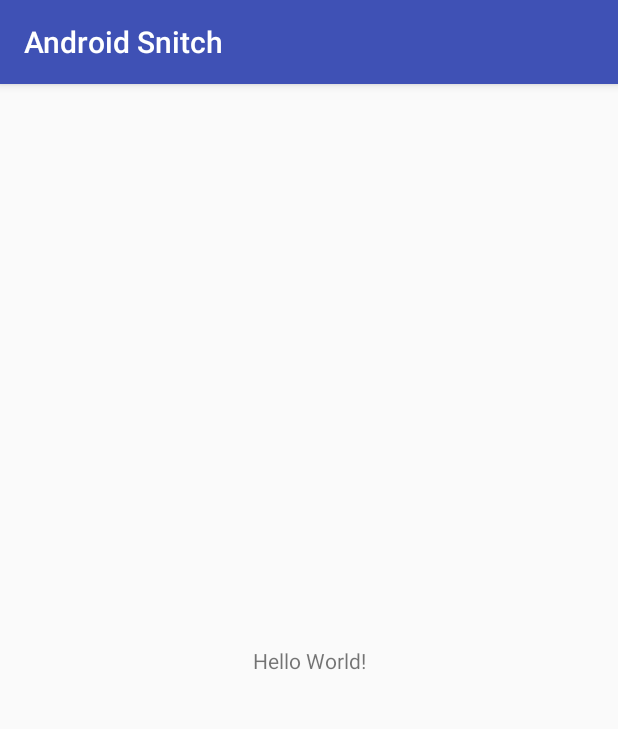
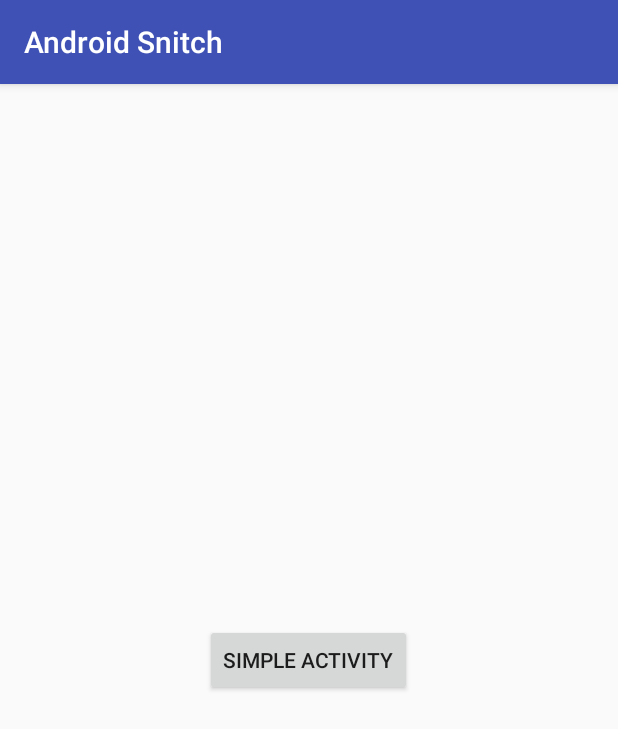
Before and after one commit to benjaminplee/android-snitch, an Android app: the screen it shows after launch (SimpleActivity before the commit, MainActivity after it), on a phone screen of 412 x 824 dp. Shown: the top 729 px of the screen. Run offline under Robolectric (Android 15) with nearby library versions, the phone set to English and light mode, and no system bars.

Commit message:
basic snitch working

```diff
--- a/app/src/main/AndroidManifest.xml
+++ b/app/src/main/AndroidManifest.xml
@@ -9,13 +9,15 @@
         android:roundIcon="@mipmap/ic_launcher_round"
         android:supportsRtl="true"
         android:theme="@style/AppTheme">
-        <activity android:name=".SimpleActivity">
+        <activity android:name=".MainActivity">
             <intent-filter>
                 <action android:name="android.intent.action.MAIN"/>
 
                 <category android:name="android.intent.category.LAUNCHER"/>
             </intent-filter>
         </activity>
+        <activity android:name=".SimpleActivity">
+        </activity>
     </application>
 
 </manifest>
--- /dev/null
+++ b/app/src/main/java/com/yardspoon/androidsnitch/MainActivity.java
@@ -0,0 +1,20 @@
+package com.yardspoon.androidsnitch;
+
+import android.content.Intent;
+import android.os.Bundle;
+import android.view.View;
+
+public class MainActivity extends SnitchAppCompatActivity {
+
+    @Override
+    protected void onCreate(Bundle savedInstanceState) {
+        super.onCreate(savedInstanceState);
+        setContentView(R.layout.activity_main);
+
+        findViewById(R.id.launch_simple_activity).setOnClickListener(new View.OnClickListener() {
+            @Override public void onClick(View v) {
+                startActivity(new Intent(MainActivity.this, SimpleActivity.class));
+            }
+        });
+    }
+}
--- a/app/src/main/java/com/yardspoon/androidsnitch/SnitchAppCompatActivity.java
+++ b/app/src/main/java/com/yardspoon/androidsnitch/SnitchAppCompatActivity.java
@@ -1,6 +1,5 @@
 package com.yardspoon.androidsnitch;
 
-import android.content.Context;
 import android.content.Intent;
 import android.content.res.Configuration;
 import android.content.res.Resources;
@@ -12,7 +11,7 @@ import android.support.annotation.Nullable;
 import android.support.annotation.StyleRes;
 import android.support.v4.app.Fragment;
 import android.support.v7.app.AppCompatActivity;
-import android.util.AttributeSet;
+import android.util.Log;
 import android.view.Menu;
 import android.view.View;
 import android.view.ViewGroup;
@@ -20,185 +19,242 @@ import android.view.WindowManager;
 
 
 public class SnitchAppCompatActivity extends AppCompatActivity {
+
+    private static String TAG = "SNITCH";
+
+    private void logMajor(String message) {
+        Log.i(TAG, this.toString() + " - " + message);
+    }
+
+    private void logMinor(String message) {
+        Log.d(TAG, this.toString() + " - " + message);
+    }
+
+    public SnitchAppCompatActivity() {
+        super();
+        logMajor("SnitchAppCompatActivity()");
+    }
+
     @Override protected void onCreate(@Nullable Bundle savedInstanceState) {
+        logMajor("onCreate - [savedInstanceState] ");
         super.onCreate(savedInstanceState);
     }
 
-    @Override public void onCreate(
-            @Nullable Bundle savedInstanceState, @Nullable PersistableBundle persistentState) {
+    @Override public void onCreate(@Nullable Bundle savedInstanceState, @Nullable PersistableBundle persistentState) {
+        logMajor("onCreate - [savedInstanceState, persistentState] ");
         super.onCreate(savedInstanceState, persistentState);
     }
 
     @Override protected void onRestoreInstanceState(Bundle savedInstanceState) {
+        logMinor("onRestoreInstanceState - [savedInstanceState] ");
         super.onRestoreInstanceState(savedInstanceState);
     }
 
     @Override
     public void onRestoreInstanceState(Bundle savedInstanceState, PersistableBundle persistentState) {
+        logMinor("onRestoreInstanceState - [savedInstanceState, persistentState] ");
         super.onRestoreInstanceState(savedInstanceState, persistentState);
     }
 
-    @Override public View onCreateView(String name, Context context, AttributeSet attrs) {
-        return super.onCreateView(name, context, attrs);
-    }
-
     @Override protected void onPostCreate(@Nullable Bundle savedInstanceState) {
+        logMinor("onPostCreate - [savedInstanceState] ");
         super.onPostCreate(savedInstanceState);
     }
 
-    @Override public void onPostCreate(
-            @Nullable Bundle savedInstanceState, @Nullable PersistableBundle persistentState) {
+    @Override public void onPostCreate(@Nullable Bundle savedInstanceState, @Nullable PersistableBundle persistentState) {
+        logMinor("onPostCreate - [savedInstanceState, persistentState] ");
         super.onPostCreate(savedInstanceState, persistentState);
     }
 
     @Override public void setContentView(View view, ViewGroup.LayoutParams params) {
+        logMinor("setContentView - [view, params] ");
         super.setContentView(view, params);
     }
 
     @Override protected void onActivityResult(int requestCode, int resultCode, Intent data) {
+        logMajor("onActivityResult - [requestCode, resultCode, data] ");
         super.onActivityResult(requestCode, resultCode, data);
     }
 
     @Override public void onActivityReenter(int resultCode, Intent data) {
+        logMajor("onActivityReenter - [resultCode, data] ");
         super.onActivityReenter(resultCode, data);
     }
 
     @Override public void onBackPressed() {
+        logMajor("onBackPressed - [] ");
         super.onBackPressed();
     }
 
     @Override public void onUserInteraction() {
+        logMinor("onUserInteraction - [] ");
         super.onUserInteraction();
     }
 
     @Override public void onWindowAttributesChanged(WindowManager.LayoutParams params) {
+        logMinor("onWindowAttributesChanged - [params] ");
         super.onWindowAttributesChanged(params);
     }
 
     @Override public void onMultiWindowModeChanged(boolean isInMultiWindowMode) {
+        logMinor("onMultiWindowModeChanged - [isInMultiWindowMode] ");
         super.onMultiWindowModeChanged(isInMultiWindowMode);
     }
 
     @Override public void onPictureInPictureModeChanged(boolean isInPictureInPictureMode) {
+        logMinor("onPictureInPictureModeChanged - [isInPictureInPictureMode] ");
         super.onPictureInPictureModeChanged(isInPictureInPictureMode);
     }
 
     @Override public void onConfigurationChanged(Configuration newConfig) {
+        logMajor("onConfigurationChanged - [newConfig] ");
         super.onConfigurationChanged(newConfig);
     }
 
+    @Override public Object getLastCustomNonConfigurationInstance() {
+        logMajor("getLastCustomNonConfigurationInstance - [] ");
+        return super.getLastCustomNonConfigurationInstance();
+    }
+
+    @Nullable @Override public Object getLastNonConfigurationInstance() {
+        logMajor("getLastNonConfigurationInstance - [] ");
+        return super.getLastNonConfigurationInstance();
+    }
+
     @Override protected void onPostResume() {
+        logMinor("onPostResume - [] ");
         super.onPostResume();
     }
 
     @Override protected void onResumeFragments() {
+        logMinor("onResumeFragments - [] ");
         super.onResumeFragments();
     }
 
     @Override public boolean onPreparePanel(int featureId, View view, Menu menu) {
+        logMinor("onPreparePanel - [featureId, view, menu] ");
         return super.onPreparePanel(featureId, view, menu);
     }
 
     @Override
     protected void onApplyThemeResource(Resources.Theme theme, @StyleRes int resid, boolean first) {
+        logMinor("onApplyThemeResource - [theme, resid, first] ");
         super.onApplyThemeResource(theme, resid, first);
     }
 
     @Override protected void onStart() {
+        logMajor("onStart - [] ");
         super.onStart();
     }
 
     @Override protected void onRestart() {
+        logMajor("onRestart - [] ");
         super.onRestart();
     }
 
     @Override protected void onStop() {
+        logMajor("onStop - [] ");
         super.onStop();
     }
 
     @Override public Object onRetainCustomNonConfigurationInstance() {
+        logMajor("onRetainCustomNonConfigurationInstance - [] ");
         return super.onRetainCustomNonConfigurationInstance();
     }
 
     @Override public void onAttachFragment(Fragment fragment) {
+        logMajor("onAttachFragment - [fragment] ");
         super.onAttachFragment(fragment);
     }
 
     @Override protected void onDestroy() {
+        logMajor("onDestroy - [] ");
         super.onDestroy();
     }
 
     @Override public void onLowMemory() {
+        logMinor("onLowMemory - [] ");
         super.onLowMemory();
     }
 
     @Override public void onTrimMemory(int level) {
+        logMinor("onTrimMemory - [level] ");
         super.onTrimMemory(level);
     }
 
     @Override public void onAttachFragment(android.app.Fragment fragment) {
+        logMajor("onAttachFragment - [fragment] ");
         super.onAttachFragment(fragment);
     }
 
     @Override protected void onPause() {
+        logMajor("onPause - [] ");
         super.onPause();
     }
 
     @Override public boolean onCreateThumbnail(Bitmap outBitmap, Canvas canvas) {
+        logMinor("onCreateThumbnail - [outBitmap, canvas] ");
         return super.onCreateThumbnail(outBitmap, canvas);
     }
 
     @Nullable @Override public CharSequence onCreateDescription() {
+        logMinor("onCreateDescription - [] ");
         return super.onCreateDescription();
     }
 
     @Override protected void onNewIntent(Intent intent) {
+        logMinor("onNewIntent - [intent] ");
         super.onNewIntent(intent);
     }
 
     @Override public void onStateNotSaved() {
+        logMinor("onStateNotSaved - [] ");
         super.onStateNotSaved();
     }
 
     @Override protected void onResume() {
+        logMajor("onResume - [] ");
         super.onResume();
     }
 
     @Override protected void onTitleChanged(CharSequence title, int color) {
+        logMinor("onTitleChanged - [title, color] ");
         super.onTitleChanged(title, color);
     }
 
     @Override public void onContentChanged() {
+        logMinor("onContentChanged - [] ");
         super.onContentChanged();
     }
 
     @Override public void onWindowFocusChanged(boolean hasFocus) {
+        logMinor("onWindowFocusChanged - [hasFocus] ");
         super.onWindowFocusChanged(hasFocus);
     }
 
     @Override public void onAttachedToWindow() {
+        logMinor("onAttachedToWindow - [] ");
         super.onAttachedToWindow();
     }
 
     @Override public void onDetachedFromWindow() {
+        logMinor("onDetachedFromWindow - [] ");
         super.onDetachedFromWindow();
     }
 
     @Override protected void onSaveInstanceState(Bundle outState) {
+        logMajor("onSaveInstanceState - [outState] ");
         super.onSaveInstanceState(outState);
     }
 
     @Override
     public void onSaveInstanceState(Bundle outState, PersistableBundle outPersistentState) {
+        logMajor("onSaveInstanceState - [outState, outPersistentState] ");
         super.onSaveInstanceState(outState, outPersistentState);
     }
 
-    @Override
-    public View onCreateView(View parent, String name, Context context, AttributeSet attrs) {
-        return super.onCreateView(parent, name, context, attrs);
-    }
-
     @Override public void onVisibleBehindCanceled() {
+        logMinor("onVisibleBehindCanceled - [] ");
         super.onVisibleBehindCanceled();
     }
 }
--- /dev/null
+++ b/app/src/main/res/layout/activity_main.xml
@@ -0,0 +1,17 @@
+<?xml version="1.0" encoding="utf-8"?>
+<LinearLayout
+    xmlns:android="http://schemas.android.com/apk/res/android"
+    xmlns:tools="http://schemas.android.com/tools"
+    android:layout_width="match_parent"
+    android:layout_height="match_parent"
+    tools:context="com.yardspoon.androidsnitch.MainActivity"
+    android:orientation="vertical"
+    android:gravity="center">
+
+    <Button
+        android:id="@+id/launch_simple_activity"
+        android:layout_width="wrap_content"
+        android:layout_height="wrap_content"
+        android:text="Simple Activity"/>
+
+</LinearLayout>
--- a/app/src/main/res/layout/activity_simple.xml
+++ b/app/src/main/res/layout/activity_simple.xml
@@ -7,13 +7,4 @@
     android:layout_height="match_parent"
     tools:context="com.yardspoon.androidsnitch.SimpleActivity">
 
-    <TextView
-        android:layout_width="wrap_content"
-        android:layout_height="wrap_content"
-        android:text="Hello World!"
-        app:layout_constraintBottom_toBottomOf="parent"
-        app:layout_constraintLeft_toLeftOf="parent"
-        app:layout_constraintRight_toRightOf="parent"
-        app:layout_constraintTop_toTopOf="parent"/>
-
 </android.support.constraint.ConstraintLayout>
```
Also changed, not shown: 2 other files.
